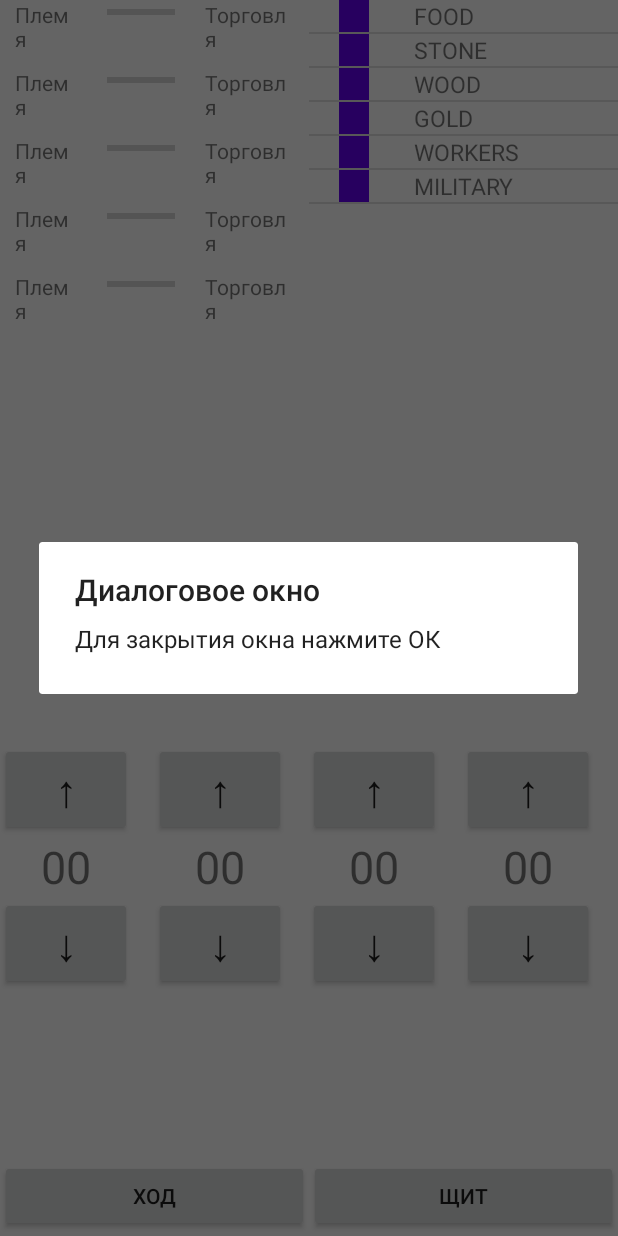
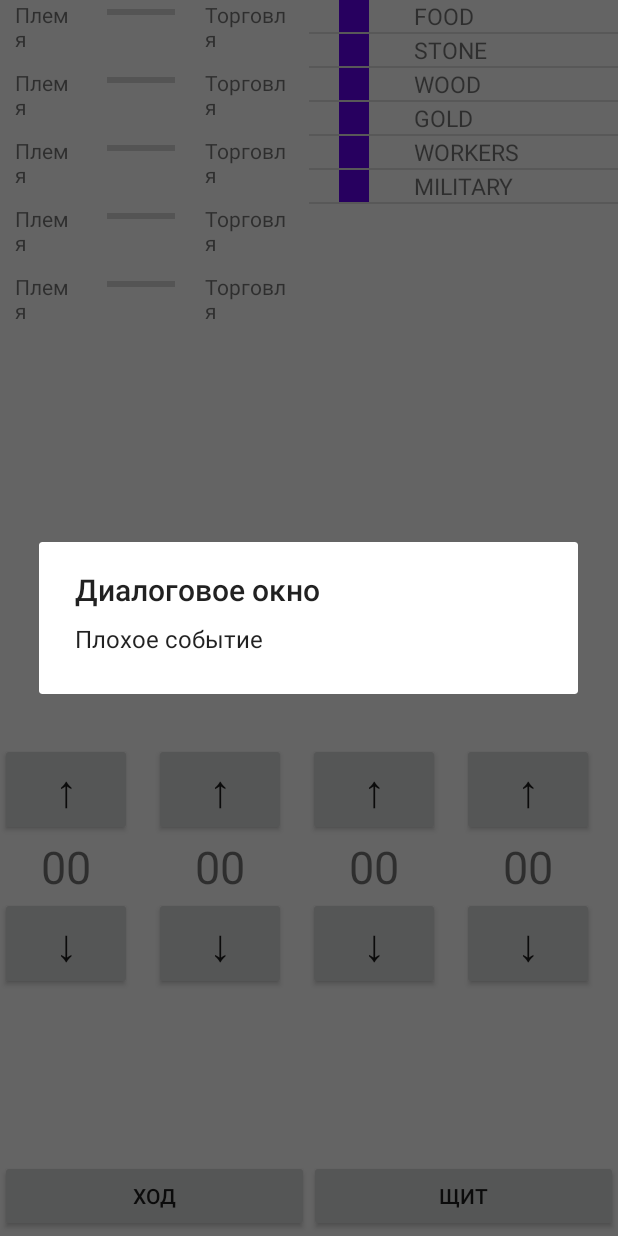
Before and after one commit to Skleznev/The_Tribe, an Android app: the GameActivity screen opened directly, with no data from a screen before it, after a tap on "ХОД", on a phone screen of 412 x 824 dp. Run offline under Robolectric (Android 15) with nearby library versions, the phone set to English and light mode, and no system bars; 18 statements that could not run were skipped.

Commit message:
Добавила проверку на хорошее/плохое событие после окончания хода

```diff
--- a/app/src/main/java/com/skleznevco/thetribe/ChanceDialog.java
+++ b/app/src/main/java/com/skleznevco/thetribe/ChanceDialog.java
@@ -7,11 +7,23 @@ import android.os.Bundle;
 import androidx.annotation.NonNull;
 import androidx.fragment.app.DialogFragment;
 
+import java.util.Random;
+
 public class ChanceDialog extends DialogFragment {
+    final private Random random = new Random();
+    private String eventMessage;
+
     @NonNull
     public Dialog onCreateDialog(Bundle savedInstanceState) {
 
-        AlertDialog.Builder builder=new AlertDialog.Builder(getActivity());
-        return builder.setTitle("Диалоговое окно").setMessage("Для закрытия окна нажмите ОК").create();
+        AlertDialog.Builder builder = new AlertDialog.Builder(getActivity());
+
+        if (random.nextInt(100) + 1 < GameRules.getLuckyChance()) {
+            eventMessage = "Хорошее событие";
+        } else {
+            eventMessage = "Плохое событие";
+        }
+
+        return builder.setTitle("Диалоговое окно").setMessage(eventMessage).create();
     }
 }
--- a/app/src/main/java/com/skleznevco/thetribe/GameRules.java
+++ b/app/src/main/java/com/skleznevco/thetribe/GameRules.java
@@ -1,24 +1,46 @@
 package com.skleznevco.thetribe;
 
-import android.app.AlertDialog;
-import android.app.Dialog;
+public class GameRules {
+    private Difficulty gameDifficulty;
+    static private double luckyChance;
+    static private Resource resource;
+    static private Builds builds;
+    static ResourceInterface resourceInterface;
+    static Integer eventChance = 50;
 
-public class GameRules {
+
+    public GameRules(Difficulty gameDifficulty, ResourceInterface resourceInterface) {
+
+        this.resourceInterface = resourceInterface;
+        this.gameDifficulty = gameDifficulty;
+        resource = new Resource(getGameDifficulty());
+        builds = new Builds(getGameDifficulty());
+
+        for (Resource.ResourceType type : Resource.ResourceType.values()) {
+            if (type.ordinal() < 4) {
+                resource.getItem(type).setPositive(calculatePositive(type));
+                resource.getItem(type).setNegative(calculateNegative(type));
+            }
+        }
+    }
 
     public static void pay(Payment payment) {
 
-        for (Resource.ResourceType type: Resource.ResourceType.values()) {
-            if (type== Resource.ResourceType.WORKERS) return;
-           resource.getItem(type).setNegative(payment.getItemCount(type));
+        for (Resource.ResourceType type : Resource.ResourceType.values()) {
+            if (type == Resource.ResourceType.WORKERS) return;
+            resource.getItem(type).setNegative(payment.getItemCount(type));
         }
 
     }
 
     public static double getFairCoef() {
-        switch (builds.getBuilding(Builds.BuildingType.FAIR).getLevel()){
-            case 1: return 0.5;
-            case 2: return 0.75;
-            case 3: return 1;
+        switch (builds.getBuilding(Builds.BuildingType.FAIR).getLevel()) {
+            case 1:
+                return 0.5;
+            case 2:
+                return 0.75;
+            case 3:
+                return 1;
         }
         return 0;
     }
@@ -28,38 +50,19 @@ public class GameRules {
     }
 
     public static void updateLuckyChance() {
-        GameRules.luckyChance =  0.5 + builds.getBuilding(Builds.BuildingType.CHURCH).getLevel()*0.15;
+        GameRules.luckyChance = 0.5 + builds.getBuilding(Builds.BuildingType.CHURCH).getLevel() * 0.15;
     }
 
-    enum Difficulty{
+    enum Difficulty {
         EASY, MEDIUM, HARD
     }
-    private Difficulty gameDifficulty;
-    static private double luckyChance;
-    static private Resource resource;
-    static private Builds builds;
-    static ResourceInterface resourceInterface;
+
     public static boolean canPay(Payment payment) {
-        for (Resource.ResourceType type: Resource.ResourceType.values()) {
-            if (type== Resource.ResourceType.WORKERS) return true;
-            if (payment.getItemCount(type)>resource.getItem(type).getTotalInt()) return false;
+        for (Resource.ResourceType type : Resource.ResourceType.values()) {
+            if (type == Resource.ResourceType.WORKERS) return true;
+            if (payment.getItemCount(type) > resource.getItem(type).getTotalInt()) return false;
         }
         return true;
-    }
-
-    public GameRules(Difficulty gameDifficulty, ResourceInterface resourceInterface){
-
-        this.resourceInterface=resourceInterface;
-        this.gameDifficulty = gameDifficulty;
-        resource = new Resource(getGameDifficulty());
-        builds = new Builds(getGameDifficulty());
-
-        for(Resource.ResourceType type : Resource.ResourceType.values()){
-            if(type.ordinal()<4) {
-                resource.getItem(type).setPositive(calculatePositive(type));
-                resource.getItem(type).setNegative(calculateNegative(type));
-            }
-        }
     }
 
     public void setGameDifficulty(Difficulty gameDifficulty) {
@@ -71,9 +74,9 @@ public class GameRules {
         return gameDifficulty;
     }
 
-    static public Resource getResource(){
-        for(Resource.ResourceType type : Resource.ResourceType.values()){
-            if(type.ordinal()<4) {
+    static public Resource getResource() {
+        for (Resource.ResourceType type : Resource.ResourceType.values()) {
+            if (type.ordinal() < 4) {
                 resource.getItem(type).setPositive(calculatePositive(type));
             }
         }
@@ -81,7 +84,7 @@ public class GameRules {
         return resource;
     }
 
-    static public Builds getBuilds(){
+    static public Builds getBuilds() {
         return builds;
     }
 
@@ -89,18 +92,18 @@ public class GameRules {
         int count = resource.getItem(type).getCountWorkers();
 
         int coef = 50;
-        return  count* coef;
+        return count * coef;
     }
 
     private static int calculateNegative(Resource.ResourceType type) {
-        switch (type){
-            case FOOD:{
+        switch (type) {
+            case FOOD: {
                 int coef = 20;
-                return coef*resource.getPopulation();
+                return coef * resource.getPopulation();
             }
-            case GOLD:{
+            case GOLD: {
                 int coef = 20;
-                return coef *Integer.parseInt(resource.getHuman(Resource.ResourceType.MILITARY).getTotal());
+                return coef * Integer.parseInt(resource.getHuman(Resource.ResourceType.MILITARY).getTotal());
             }
         }
         return 0;
@@ -111,33 +114,34 @@ public class GameRules {
     public static void makeTurn() {
         updateLuckyChance();
 
-        for(Resource.ResourceType type : Resource.ResourceType.values()){
-            if(type.ordinal()<4)
+        for (Resource.ResourceType type : Resource.ResourceType.values()) {
+            if (type.ordinal() < 4)
                 resource.getItem(type).calculateTotal();
         }
 
-        for(Resource.ResourceType type : Resource.ResourceType.values()){
-            if(type.ordinal()<4) {
+        for (Resource.ResourceType type : Resource.ResourceType.values()) {
+            if (type.ordinal() < 4) {
                 resource.getItem(type).setPositive(calculatePositive(type));
                 resource.getItem(type).setNegative(calculateNegative(type));
             }
         }
     }
 
-    public static void addHuman(Resource.ResourceType type, int count){
+    public static void addHuman(Resource.ResourceType type, int count) {
         resource.getHuman(type).addFree(count);
-        if (type== Resource.ResourceType.MILITARY){
+        if (type == Resource.ResourceType.MILITARY) {
             resource.getHuman(Resource.ResourceType.WORKERS).minusFree(count);
         }
-        resource.getItem(Resource.ResourceType.GOLD).addNegative(count*20);
+        resource.getItem(Resource.ResourceType.GOLD).addNegative(count * 20);
         updateResourse();
 
     }
 
-    public static void updateResourse(){
+    public static void updateResourse() {
         resourceInterface.update();
     }
-    public static Resource.ResourceType stringToType(String word){
+
+    public static Resource.ResourceType stringToType(String word) {
         if (word.equals("Gold")) return Resource.ResourceType.GOLD;
         if (word.equals("Food")) return Resource.ResourceType.FOOD;
         if (word.equals("Wood")) return Resource.ResourceType.WOOD;
--- a/app/src/main/res/layout/fair_layout.xml
+++ b/app/src/main/res/layout/fair_layout.xml
@@ -33,7 +33,8 @@
             android:id="@+id/FR_seekbar"
             android:layout_width="wrap_content"
             android:layout_height="40dp"
-            android:layout_weight="6" />
+            android:layout_weight="6">
+        </SeekBar>
 
         <LinearLayout
             android:layout_width="wrap_content"
```
